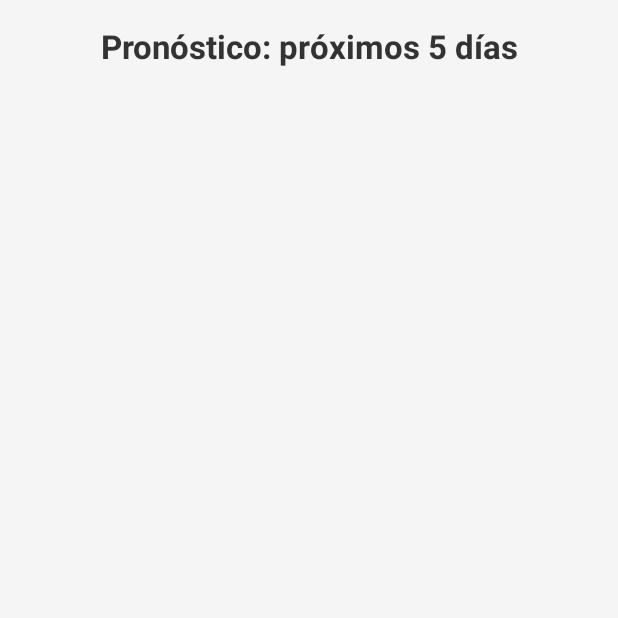
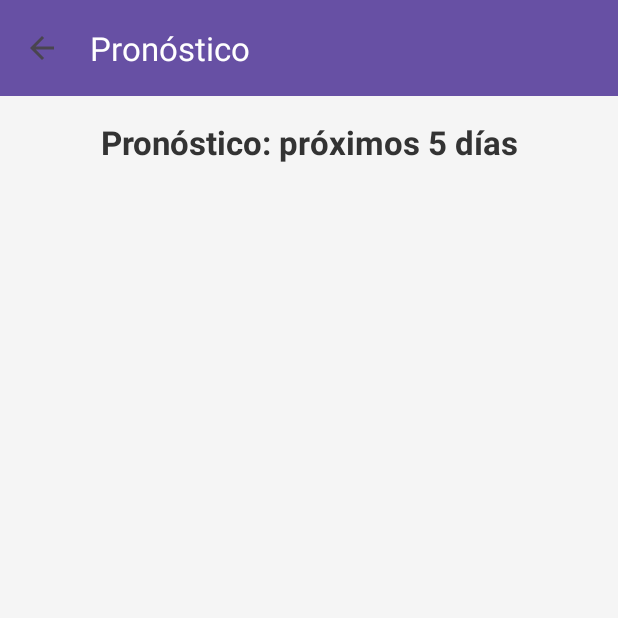
Before and after one commit to nicolsandovalu/AppClima, an Android app: the PronosticoActivity screen opened directly, with no data from a screen before it, on a phone screen of 412 x 824 dp, the top half of it. Run offline under Robolectric (Android 15) with nearby library versions, the phone set to English and light mode, and no system bars; 1 statement that could not run was skipped.

```diff
--- a/app/src/main/java/com/example/appclimanueva/PronosticoActivity.kt
+++ b/app/src/main/java/com/example/appclimanueva/PronosticoActivity.kt
@@ -25,6 +25,12 @@ class PronosticoActivity : AppCompatActivity() {
         binding = ActivityPronosticoBinding.inflate(layoutInflater)
         setContentView(binding.root)
 
+        // Configurar el Toolbar como ActionBar y añadir la flecha de retroceso
+        setSupportActionBar(binding.toolbar)
+        supportActionBar?.setDisplayHomeAsUpEnabled(true)
+        supportActionBar?.title = "Pronóstico"
+
+
         val ciudad = intent.getStringExtra("ciudad") ?: run {
             Toast.makeText(this, "No se especificó ciudad", Toast.LENGTH_SHORT).show()
             finish()
@@ -47,6 +53,8 @@ class PronosticoActivity : AppCompatActivity() {
     private fun obtenerPronostico(ciudad: String) {
         lifecycleScope.launch {
             try {
+                // Muestra el ProgressBar y limpia el resultado anterior
+                binding.progressBar.visibility = View.VISIBLE
 
                 val response: PronosticoResponse = repo.obtenerPronostico(ciudad)
 
@@ -59,6 +67,8 @@ class PronosticoActivity : AppCompatActivity() {
                 Toast.makeText(this@PronosticoActivity, "Error de conexión o de la API", Toast.LENGTH_LONG).show()
                 Log.e("API_ERROR", "Error al obtener pronóstico", e)
             } finally {
+                // Oculta el ProgressBar al finalizar
+                binding.progressBar.visibility = View.GONE
 
             }
         }
--- a/app/src/main/res/layout/activity_pronostico.xml
+++ b/app/src/main/res/layout/activity_pronostico.xml
@@ -1,15 +1,23 @@
 <?xml version="1.0" encoding="utf-8"?>
-
 <LinearLayout
     xmlns:android="http://schemas.android.com/apk/res/android"
+    xmlns:app="http://schemas.android.com/apk/res-auto"
     xmlns:tools="http://schemas.android.com/tools"
     android:id="@+id/layoutPronostico"
     android:layout_width="match_parent"
     android:layout_height="match_parent"
     android:orientation="vertical"
-    android:padding="16dp"
     android:background="#F5F5F5"
     tools:context=".PronosticoActivity">
+
+    <!-- Añadir un Toolbar para la flecha de retroceso y el título -->
+    <androidx.appcompat.widget.Toolbar
+        android:id="@+id/toolbar"
+        android:layout_width="match_parent"
+        android:layout_height="?attr/actionBarSize"
+        android:background="?attr/colorPrimary"
+        app:titleTextColor="@android:color/white"
+        app:popupTheme="@style/ThemeOverlay.AppCompat.Light"/>
 
     <TextView
         android:id="@+id/tvTituloPronostico"
@@ -20,7 +28,16 @@
         android:textStyle="bold"
         android:gravity="center_horizontal"
         android:textColor="#333333"
-        android:layout_marginBottom="16dp"/>
+        android:layout_margin="16dp"/>
+
+    <!-- Añadir un ProgressBar para indicar la carga de datos -->
+    <ProgressBar
+        android:id="@+id/progressBar"
+        android:layout_width="wrap_content"
+        android:layout_height="wrap_content"
+        android:layout_gravity="center"
+        android:layout_marginTop="16dp"
+        android:visibility="gone" />
 
     <androidx.recyclerview.widget.RecyclerView
         android:id="@+id/rvPronostico"
@@ -28,5 +45,4 @@
         android:layout_height="match_parent"
         tools:listitem="@layout/item_dia_pronostico"/>
 
-
 </LinearLayout>
```
Also changed, not shown: app/src/main/java/com/example/appclimanueva/MainActivity.kt (+21 -4 lines), app/src/main/res/layout/activity_main.xml (+8 -0 lines).
